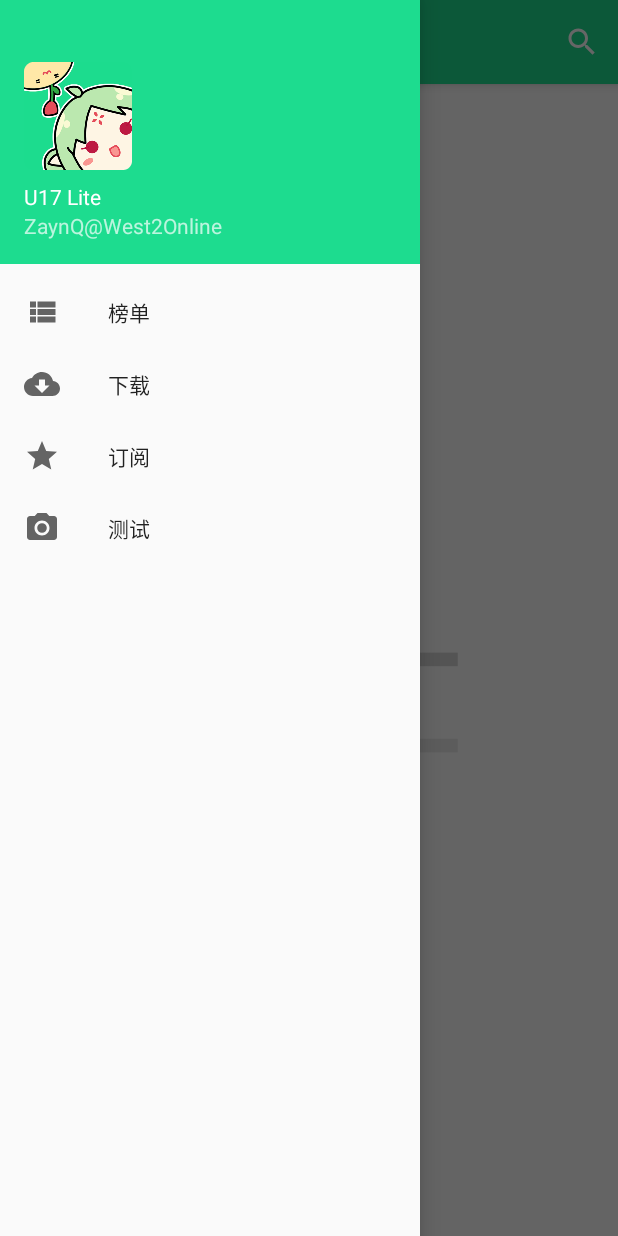
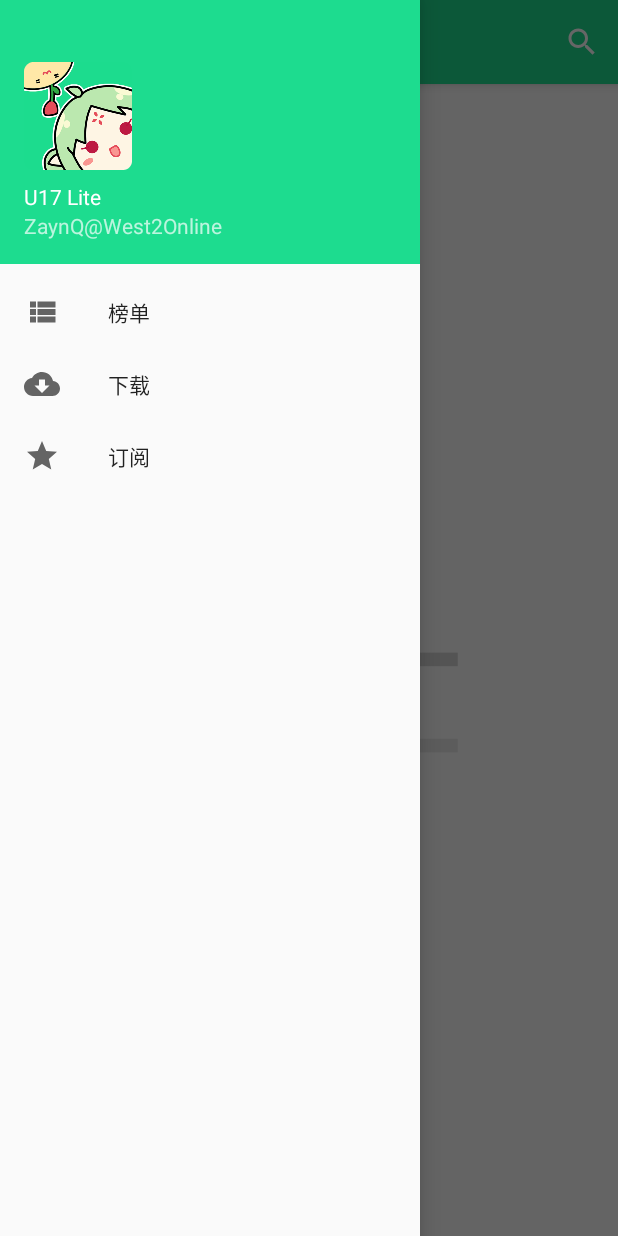
Before and after one commit to qyanzh/U17Lite, an Android app: the screen it shows after launch (MainActivity), with the side drawer open, on a phone screen of 412 x 824 dp. Run offline under Robolectric (Android 15) with nearby library versions, the phone set to English and light mode, and no system bars; our stand-ins replace Room's generated code; 3 statements that could not run were skipped.

Commit message:
remove TestActivity

```diff
--- a/app/src/main/java/com/example/u17lite/activities/MainActivity.kt
+++ b/app/src/main/java/com/example/u17lite/activities/MainActivity.kt
@@ -175,9 +175,6 @@ class MainActivity : AppCompatActivity(), NavigationView.OnNavigationItemSelecte
             R.id.nav_star -> {
                 startActivity(Intent(this, SubscribeActivity::class.java))
             }
-            R.id.nav_test -> {
-                startActivity(Intent(this, TestActivity::class.java))
-            }
         }
         drawerLayout.closeDrawer(GravityCompat.START)
         return true
--- a/app/src/main/res/menu/activity_main_drawer.xml
+++ b/app/src/main/res/menu/activity_main_drawer.xml
@@ -17,10 +17,6 @@
         android:icon="@drawable/ic_star_black_24dp"
         android:title="订阅" />
 
-    <item
-        android:id="@+id/nav_test"
-        android:icon="@drawable/ic_menu_camera"
-        android:title="测试" />
 
 
 </menu>
```
